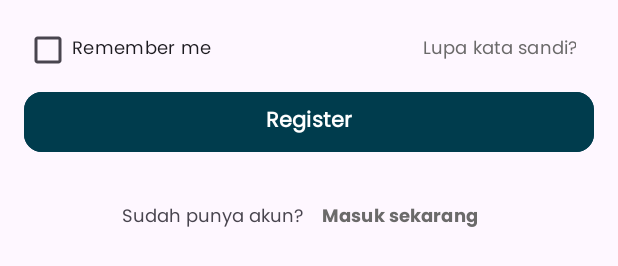
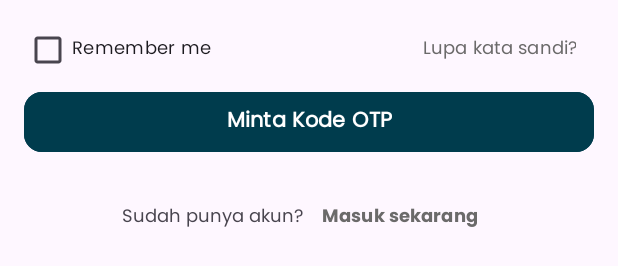
Before and after one commit to FaishalMukhammadSyarief/Eventy, an Android app: the layout activity_register.xml on its own in the app's theme, with its tools: preview values and no code run, on a phone screen of 412 x 824 dp. Shown: the part 920-1186 px from the top of the screen. Run offline under Robolectric (Android 15) with nearby library versions, the light colour scheme and no system bars.

Commit message:
[C] Register -> Otp

```diff
--- a/app/src/main/java/com/zhalz/eventy/presentation/register/RegisterActivity.kt
+++ b/app/src/main/java/com/zhalz/eventy/presentation/register/RegisterActivity.kt
@@ -9,6 +9,7 @@ import com.zhalz.eventy.R
 import com.zhalz.eventy.base.BaseActivity
 import com.zhalz.eventy.databinding.ActivityRegisterBinding
 import com.zhalz.eventy.presentation.login.LoginActivity
+import com.zhalz.eventy.presentation.otp.OtpActivity
 import dagger.hilt.android.AndroidEntryPoint
 
 @AndroidEntryPoint
@@ -32,5 +33,6 @@ class RegisterActivity : BaseActivity<ActivityRegisterBinding, RegisterViewModel
     }
 
     fun toLogin() = openActivity<LoginActivity> { finish() }
+    fun toOtp() = openActivity<OtpActivity>()
 
 }
--- a/app/src/main/res/layout/activity_register.xml
+++ b/app/src/main/res/layout/activity_register.xml
@@ -164,7 +164,8 @@
             android:layout_width="match_parent"
             android:layout_marginHorizontal="@dimen/margin_screen"
             android:backgroundTint="@color/navy"
-            android:text="@string/register"
+            android:onClick="@{() -> activity.toOtp()}"
+            android:text="@string/minta_kode_otp"
             android:textColor="@color/white"
             app:layout_constraintTop_toBottomOf="@+id/cb_remember"
             tools:ignore="VisualLintButtonSize" />
--- a/app/src/main/res/values/strings.xml
+++ b/app/src/main/res/values/strings.xml
@@ -26,4 +26,5 @@
     <string name="sudah_punya_akun">Sudah punya akun?</string>
     <string name="nomor_telepon">Nomor Telepon</string>
     <string name="register">Register</string>
+    <string name="minta_kode_otp">Minta Kode OTP</string>
 </resources>
```
